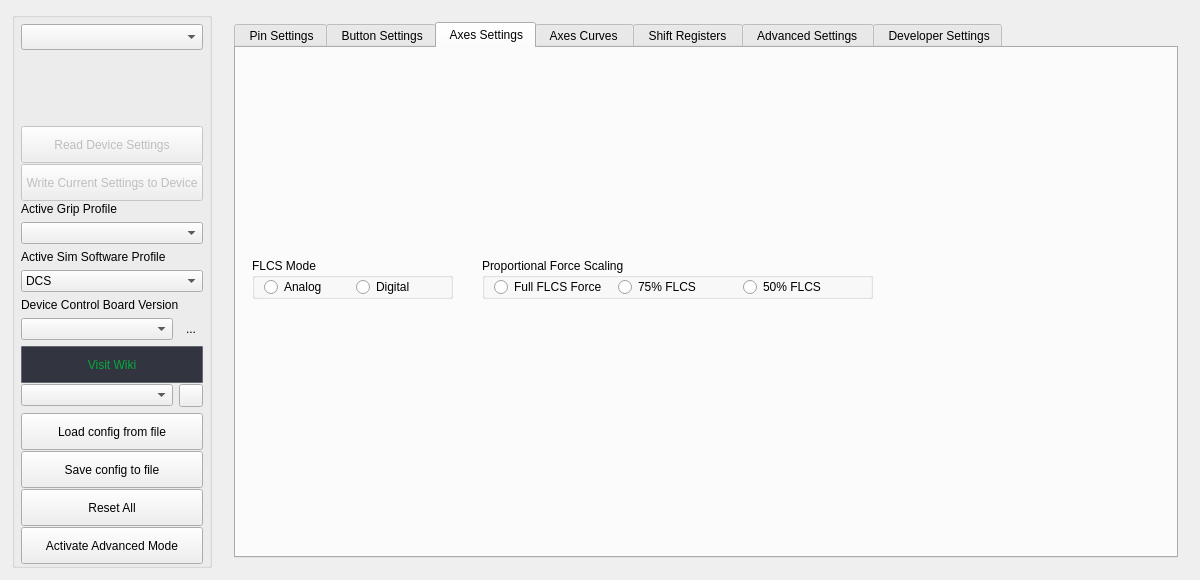
This is src/mainwindow.ui in invictuscockpits/HOTASConfigurator as Qt 5 draws it before an edit. The edited form follows.
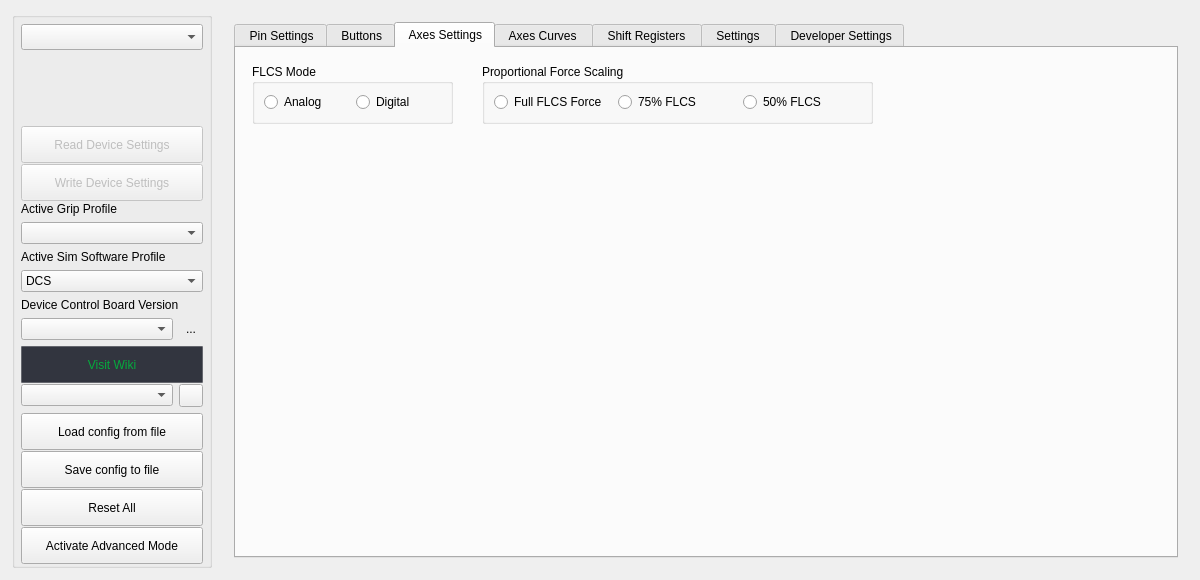
This is the edited form. The open tabs and pages were chosen to show the change. Icons and pictures are not drawn. Custom widgets are drawn as their Qt base class.

Patch:
```diff
--- a/src/mainwindow.ui
+++ b/src/mainwindow.ui
@@ -503,7 +503,7 @@
           <string notr="true"/>
          </property>
          <property name="text">
-          <string>Write Current Settings to Device</string>
+          <string>Write Device Settings</string>
          </property>
         </widget>
        </item>
@@ -747,7 +747,7 @@
        </widget>
        <widget class="QWidget" name="tab_ButtonConfig">
         <attribute name="title">
-         <string> Button Settings</string>
+         <string> Buttons</string>
         </attribute>
         <layout class="QVBoxLayout" name="layoutV_tabButtonConfig">
          <property name="leftMargin">
@@ -770,13 +770,13 @@
         </attribute>
         <layout class="QVBoxLayout" name="layoutV_tabAxesConfig">
          <property name="spacing">
-          <number>6</number>
+          <number>11</number>
          </property>
          <property name="leftMargin">
           <number>6</number>
          </property>
          <property name="topMargin">
-          <number>6</number>
+          <number>16</number>
          </property>
          <property name="rightMargin">
           <number>6</number>
@@ -789,13 +789,7 @@
            <property name="minimumSize">
             <size>
              <width>0</width>
-             <height>50</height>
-            </size>
-           </property>
-           <property name="maximumSize">
-            <size>
-             <width>16777215</width>
-             <height>87</height>
+             <height>70</height>
             </size>
            </property>
            <property name="frameShape">
@@ -813,7 +807,7 @@
               <x>240</x>
               <y>0</y>
               <width>391</width>
-              <height>41</height>
+              <height>60</height>
              </rect>
             </property>
             <property name="title">
@@ -821,10 +815,10 @@
             </property>
             <layout class="QGridLayout" name="gridLayout_2">
              <property name="topMargin">
-              <number>2</number>
+              <number>5</number>
              </property>
              <property name="bottomMargin">
-              <number>2</number>
+              <number>5</number>
              </property>
              <item row="0" column="2">
               <widget class="QRadioButton" name="radio_Anchor50">
@@ -855,7 +849,7 @@
               <x>10</x>
               <y>0</y>
               <width>201</width>
-              <height>41</height>
+              <height>60</height>
              </rect>
             </property>
             <property name="title">
@@ -863,10 +857,10 @@
             </property>
             <layout class="QHBoxLayout" name="horizontalLayout_4">
              <property name="topMargin">
-              <number>2</number>
+              <number>5</number>
              </property>
              <property name="bottomMargin">
-              <number>2</number>
+              <number>5</number>
              </property>
              <item>
               <widget class="QRadioButton" name="radioButton_2">
@@ -934,7 +928,7 @@
        </widget>
        <widget class="QWidget" name="tab_AdvancedSettings">
         <attribute name="title">
-         <string> Advanced Settings </string>
+         <string> Settings </string>
         </attribute>
         <layout class="QVBoxLayout" name="layoutV_tabAdvSettings">
          <property name="spacing">
```
